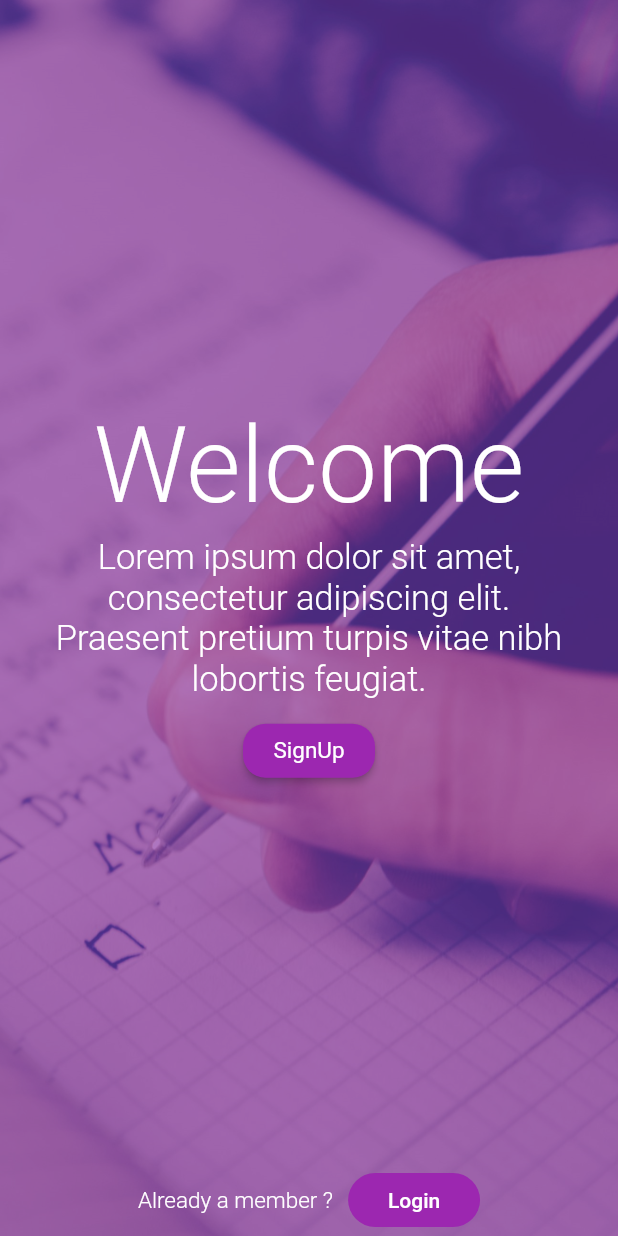
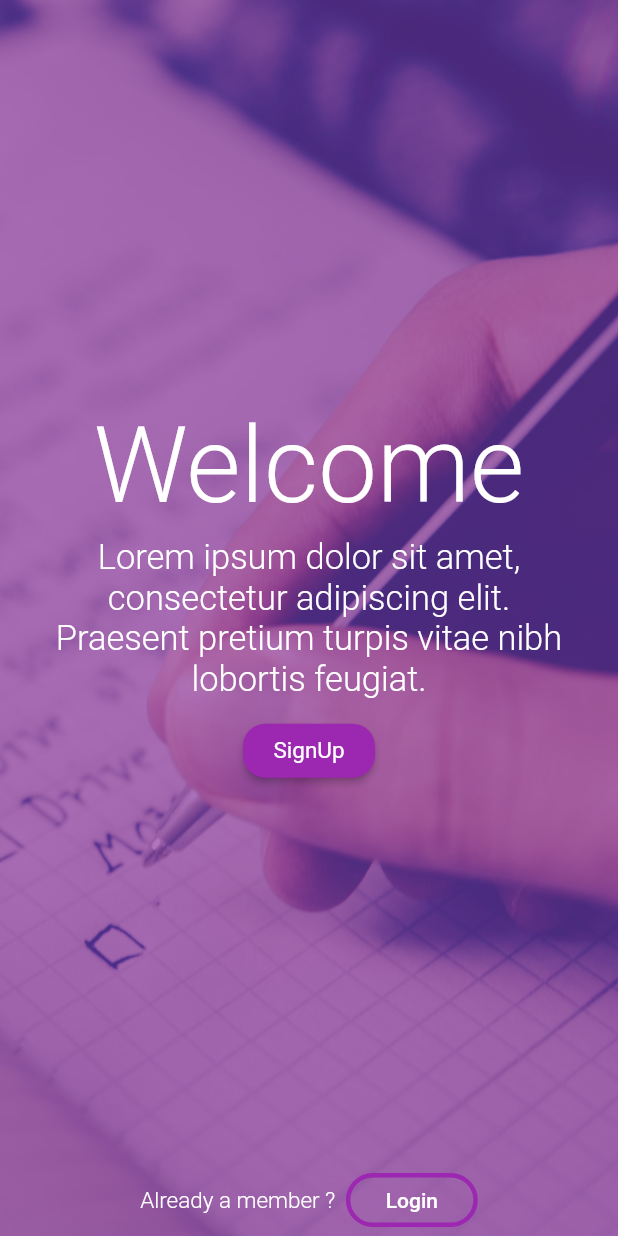
Before and after one commit to Ravi-Sharma792/task_app, a Flutter app: the screen it shows after launch, on a phone screen of 412 x 824 dp. Run offline on Flutter 3.47's test engine with Material 2 defaults, Android fonts, the phone set to English and light mode, and no system bars.

Commit message:
outline button

```diff
--- a/lib/Screens/welcome_screen.dart
+++ b/lib/Screens/welcome_screen.dart
@@ -73,11 +73,13 @@ class WelcomeScreen extends StatelessWidget {
                   ),
                 ),
                 SizedBox(
-                  width: 10,
+                  width: 7,
                 ),
                 FlatButton(
-                  color: Theme.of(context).primaryColor,
+                  //color: Theme.of(context).primaryColor,
                   shape: RoundedRectangleBorder(
+                    side: BorderSide(
+                        color: Theme.of(context).primaryColor, width: 3.0),
                     borderRadius: BorderRadius.circular(20.0),
                   ),
                   onPressed: () => Navigator.of(context).pushNamed('/login'),
```
